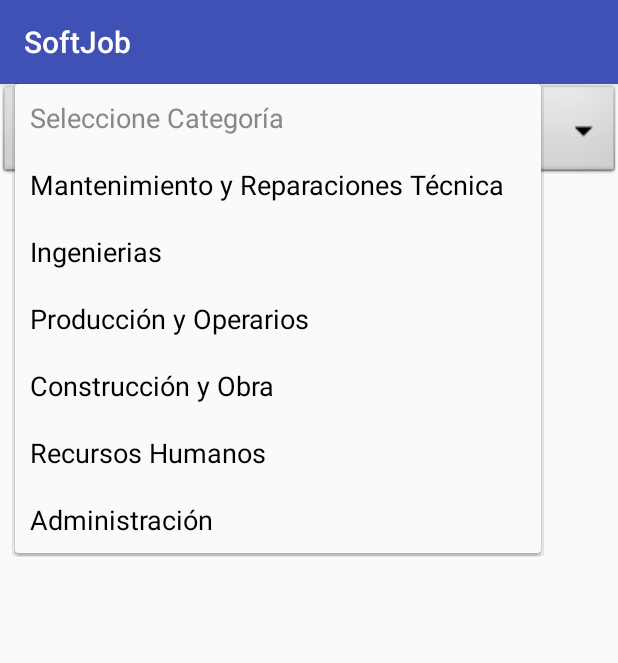
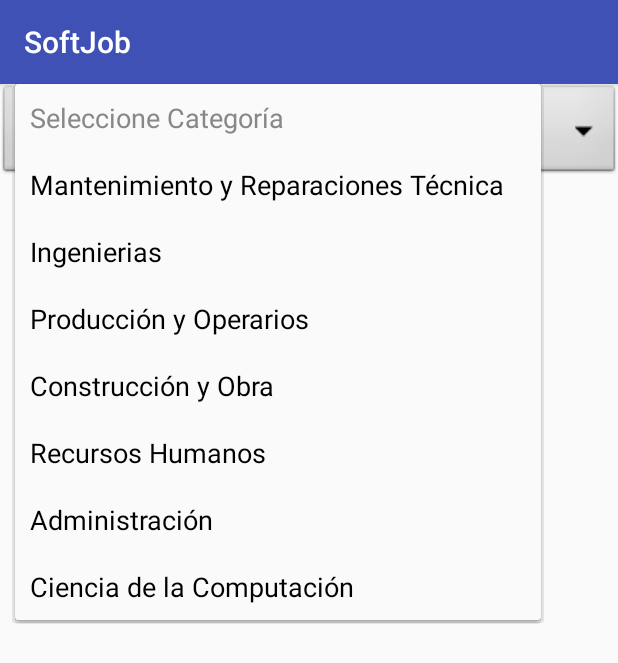
Before and after one commit to diegodrg27/SoftJob-CSUNSA-IS2, an Android app: the fragment HomeFragment shown on its own in the app's theme, after a tap on "Seleccione Categoría", on a phone screen of 412 x 824 dp. Shown: the top 663 px of the screen. Run offline under Robolectric (Android 15) with nearby library versions, the phone set to English and light mode, and no system bars; our stand-ins replace Firebase (no records; nobody signed in at launch, a user with empty details on screens opened directly); libraries missing offline, so code that uses them is left out: com.facebook.

Commit message:
Mostrando json
Mostrando gridview pero json

```diff
--- a/SoftJob/app/src/main/java/softjob/softjob/HomeFragment.java
+++ b/SoftJob/app/src/main/java/softjob/softjob/HomeFragment.java
@@ -3,12 +3,12 @@ package softjob.softjob;
 import android.graphics.Color;
 import android.os.Bundle;
 import android.support.v4.app.Fragment;
-import android.util.Log;
 import android.view.LayoutInflater;
 import android.view.View;
 import android.view.ViewGroup;
 import android.widget.AdapterView;
 import android.widget.ArrayAdapter;
+import android.widget.GridView;
 import android.widget.Spinner;
 import android.widget.TextView;
 import android.widget.Toast;
@@ -30,12 +30,17 @@ import static com.facebook.FacebookSdk.getApplicationContext;
 public class HomeFragment extends Fragment {
     Spinner spDesastre;
     String cont_desastre;//recibes lo que eliges en el spinner
-
+    GridView gridView;
+    ArrayList<String> resultados=new ArrayList<>();
     @Override
     public View onCreateView(LayoutInflater inflater, ViewGroup container,
                              Bundle savedInstanceState) {
         // Inflate the layout for this fragment
         View v= inflater.inflate(R.layout.fragment_home, container, false);
+        gridView=(GridView)v.findViewById(R.id.gvHome);
+        final ArrayAdapter<String> arrayAdapter=new ArrayAdapter<String>(getContext(),android.R.layout.simple_list_item_1,resultados);
+
+
         spDesastre=(Spinner)v.findViewById(R.id.spDesastre);
         /*****************************Configurar Spinner************************************/
         String[] desastres = new String[]{//contendor del tipo de desastre
@@ -46,6 +51,7 @@ public class HomeFragment extends Fragment {
                 "Construcción y Obra",
                 "Recursos Humanos",
                 "Administración",
+                "Ciencia de la Computación",
         };
         final List<String> desastresList = new ArrayList<>(Arrays.asList(desastres));//crear un List a partir de una array de strings
 
@@ -90,7 +96,8 @@ public class HomeFragment extends Fragment {
                 if(position > 0){
                     cont_desastre = spDesastre.getSelectedItem().toString();//obtiene el item en string
                     findEmpleo(cont_desastre);
-
+                    gridView.setAdapter(arrayAdapter);
+                    //resultados.clear();
                 }
 
             }
@@ -105,13 +112,15 @@ public class HomeFragment extends Fragment {
     void findEmpleo(String keyCategoria)
     {
         FirebaseDatabase database=FirebaseDatabase.getInstance();
-        DatabaseReference databaseReference=database.getReference().child("trabajos");
+        DatabaseReference databaseReference=database.getReference().child("empleos");
         Query consulta=databaseReference.orderByChild("id_categoria").equalTo(keyCategoria);
         consulta.addChildEventListener(new ChildEventListener() {
             @Override
             public void onChildAdded(DataSnapshot dataSnapshot, String s) {
-                String cosa=dataSnapshot.getValue().toString();
-                Log.d("DatosEmpresa",dataSnapshot.toString());
+                resultados.clear();
+                String cosa=dataSnapshot.getValue().toString() ;
+                resultados.add(cosa);
+                //Log.d("DatosEmpresa",dataSnapshot.toString());
                 Toast toas = Toast.makeText(getApplicationContext(), cosa, Toast.LENGTH_SHORT);
                 toas.show();
             }
--- a/SoftJob/app/src/main/res/layout/fragment_home.xml
+++ b/SoftJob/app/src/main/res/layout/fragment_home.xml
@@ -31,9 +31,11 @@
                     android:layout_height="match_parent"
                     android:visibility="gone" />
             </LinearLayout>
+
             <GridView
+                android:id="@+id/gvHome"
                 android:layout_width="match_parent"
-                android:layout_height="wrap_content">
+                android:layout_height="match_parent">
 
 
             </GridView>
```
